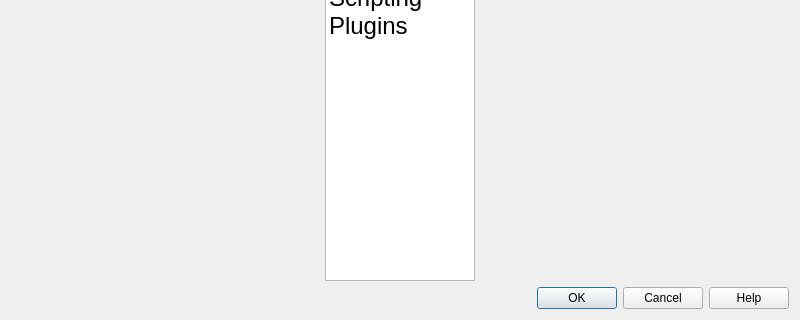
jnbooth/smushclient, file smushclient-qt/cpp/ui/worlddetails/worlddetails.ui: the form before one commit; both pictures show x 0 to 800 and y 280 to 600 of the 800 by 600 pixel window.
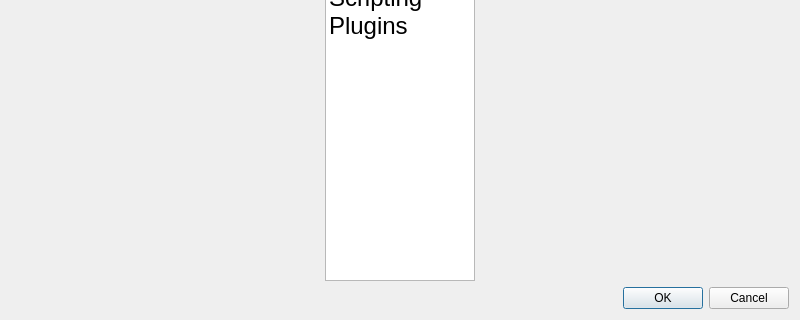
The form after the commit. Icons and pictures are not drawn.

```diff
--- a/smushclient-qt/cpp/ui/worlddetails/worlddetails.ui
+++ b/smushclient-qt/cpp/ui/worlddetails/worlddetails.ui
@@ -198,7 +198,7 @@
       <enum>Qt::LayoutDirection::LeftToRight</enum>
      </property>
      <property name="standardButtons">
-      <set>QDialogButtonBox::StandardButton::Cancel|QDialogButtonBox::StandardButton::Help|QDialogButtonBox::StandardButton::Ok</set>
+      <set>QDialogButtonBox::StandardButton::Cancel|QDialogButtonBox::StandardButton::Ok</set>
      </property>
      <property name="centerButtons">
       <bool>false</bool>
```
